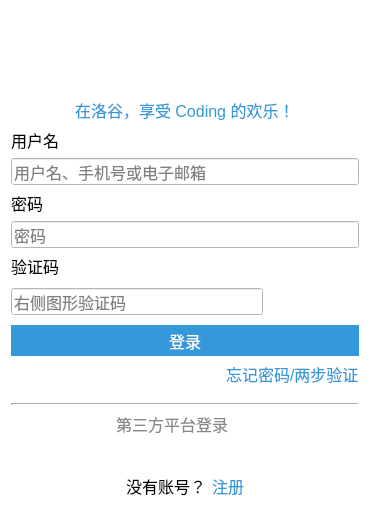
Old version of the form src/Login/Login.ui in the repository zsd2024/LuoguDesktop.
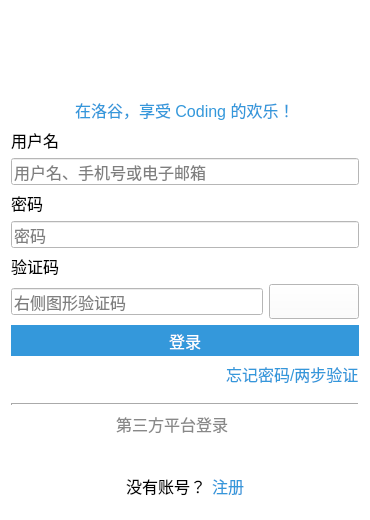
New version of the form. Icons and pictures are not drawn.

```diff
--- a/src/Login/Login.ui
+++ b/src/Login/Login.ui
@@ -971,7 +971,7 @@
             </widget>
            </item>
            <item>
-            <widget class="QLabel" name="captcha_image">
+            <widget class="QPushButton" name="captcha_image">
              <property name="minimumSize">
               <size>
                <width>90</width>
```
Left out of the diff: 2 changed lines with no effect on the pictures.
